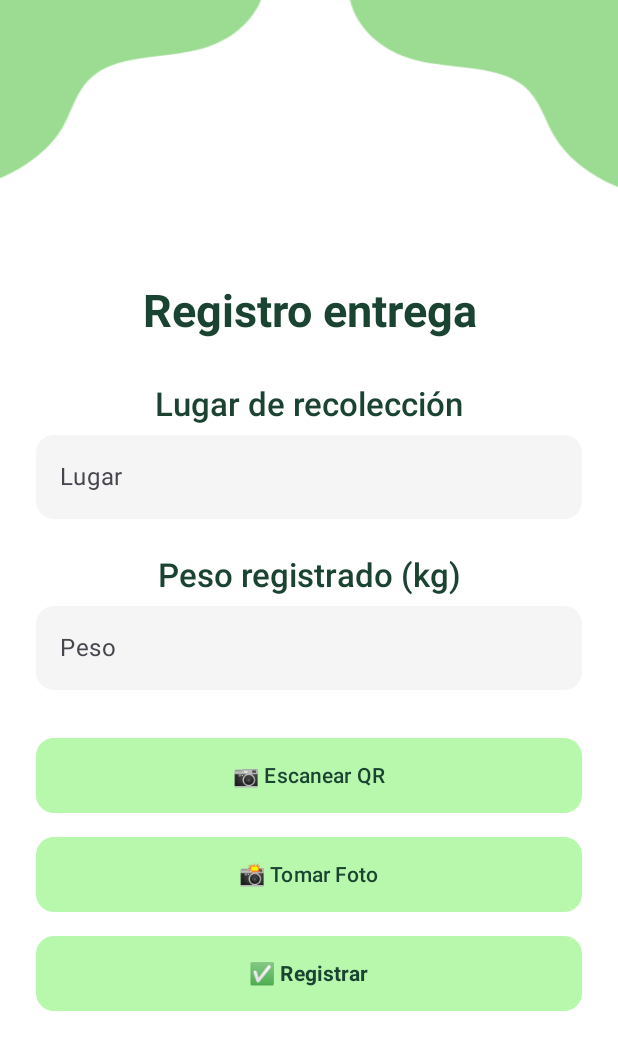
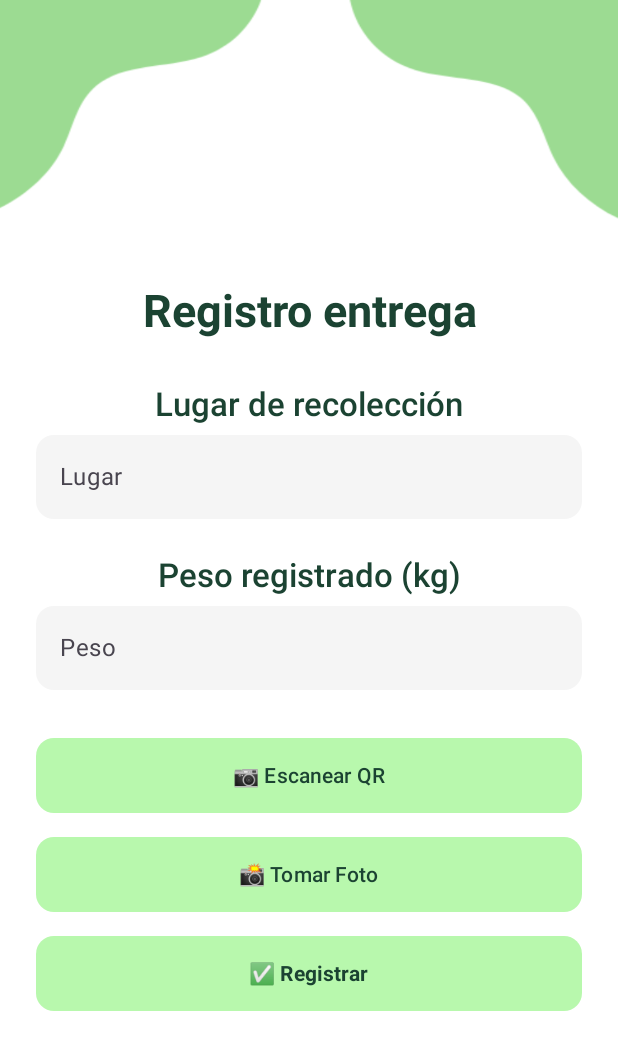
Before and after one commit to mgcruzp/ReBottle, an Android app built with Jetpack Compose: the @Preview function PreviewPantallaRegistrarEntrega, on a phone screen of 412 x 824 dp. Shown: the top 1050 px of the screen. Run offline under Robolectric (Android 15) with nearby library versions, the phone set to English and light mode, and no system bars.

Commit message:
Recolector

```diff
--- a/app/src/main/java/com/example/rebottle/ui/screens/recolector/PantallaRegistrarEntrega.kt
+++ b/app/src/main/java/com/example/rebottle/ui/screens/recolector/PantallaRegistrarEntrega.kt
@@ -62,7 +62,7 @@ fun PantallaRegistrarEntrega() {
             contentDescription = null,
             modifier = Modifier
                 .fillMaxWidth()
-                .height(300.dp)
+                .height(350.dp)
                 .align(Alignment.TopCenter),
             contentScale = ContentScale.FillBounds
         )
```
